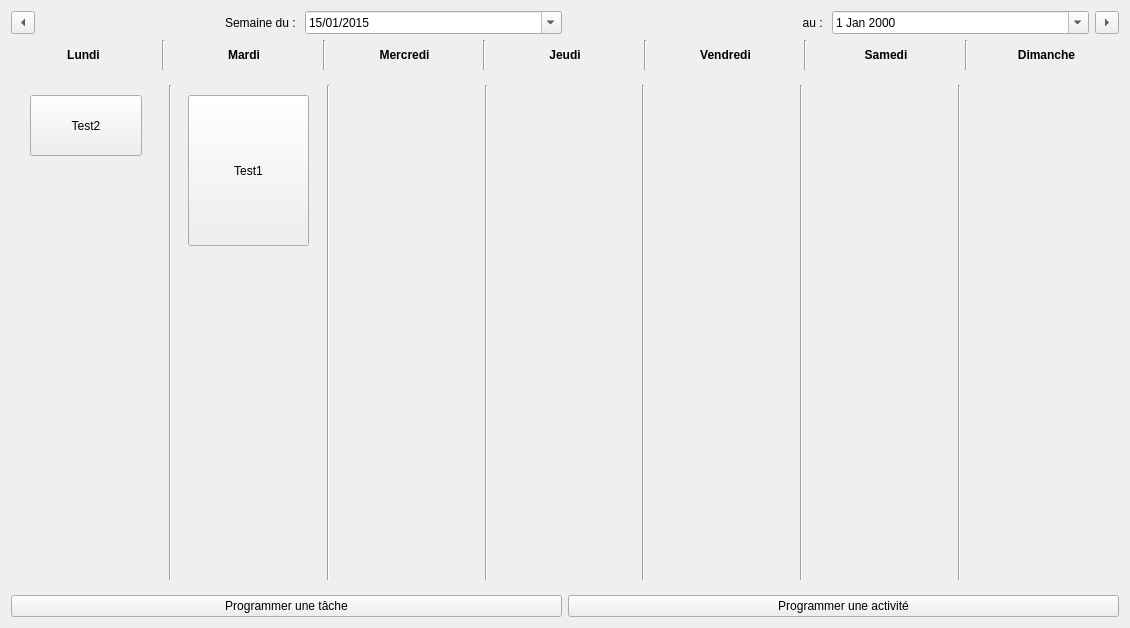
First picture: the form in Code source/ProjectCalendar/weekcalendar.ui, repository SteveLagache/LO21-ProjectCalendarV2, before the edit.
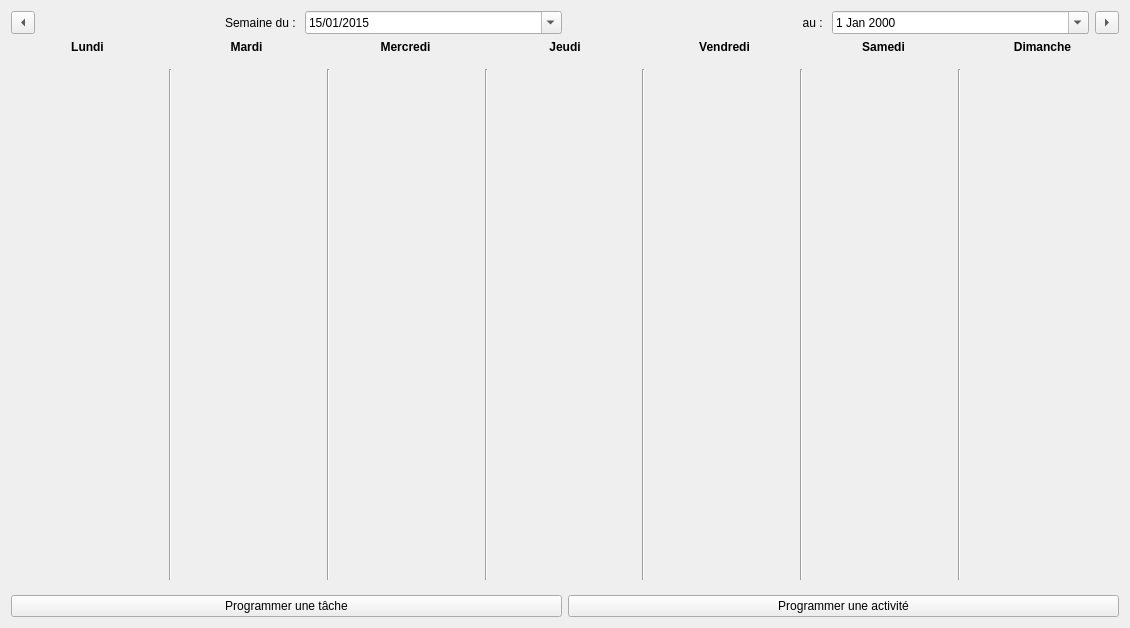
Second picture: the form after the edit.

Commit message: affichage Semaine

The edit to the form file:
```diff
--- a/Code source/ProjectCalendar/weekcalendar.ui
+++ b/Code source/ProjectCalendar/weekcalendar.ui
@@ -19,7 +19,7 @@
   <property name="windowTitle">
    <string>Form</string>
   </property>
-  <layout class="QVBoxLayout" name="verticalLayout_3">
+  <layout class="QVBoxLayout" name="verticalLayout_6">
    <item>
     <layout class="QVBoxLayout" name="MainBox">
      <item>
@@ -99,8 +99,10 @@
          </item>
         </layout>
        </item>
+      </layout>
+     </item>
        <item>
-        <layout class="QHBoxLayout" name="gestionSemaine">
+      <layout class="QHBoxLayout" name="horizontalLayout">
          <item>
           <widget class="QLabel" name="label_lundi">
            <property name="maximumSize">
@@ -113,8 +115,13 @@
             <font>
              <weight>75</weight>
              <bold>true</bold>
-            </font>
-           </property>
+           <stylestrategy>PreferDefault</stylestrategy>
+           <kerning>true</kerning>
+          </font>
+         </property>
+         <property name="layoutDirection">
+          <enum>Qt::LeftToRight</enum>
+         </property>
            <property name="frameShape">
             <enum>QFrame::NoFrame</enum>
            </property>
@@ -129,13 +136,6 @@
            </property>
           </widget>
          </item>
-         <item>
-          <widget class="Line" name="line_8">
-           <property name="orientation">
-            <enum>Qt::Vertical</enum>
-           </property>
-          </widget>
-         </item>
          <item>
           <widget class="QLabel" name="label_mardi">
            <property name="maximumSize">
@@ -148,8 +148,13 @@
             <font>
              <weight>75</weight>
              <bold>true</bold>
-            </font>
-           </property>
+           <stylestrategy>PreferDefault</stylestrategy>
+           <kerning>true</kerning>
+          </font>
+         </property>
+         <property name="layoutDirection">
+          <enum>Qt::LeftToRight</enum>
+         </property>
            <property name="frameShape">
             <enum>QFrame::NoFrame</enum>
            </property>
@@ -164,13 +169,6 @@
            </property>
           </widget>
          </item>
-         <item>
-          <widget class="Line" name="line_9">
-           <property name="orientation">
-            <enum>Qt::Vertical</enum>
-           </property>
-          </widget>
-         </item>
          <item>
           <widget class="QLabel" name="label_mercredi">
            <property name="maximumSize">
@@ -183,8 +181,13 @@
             <font>
              <weight>75</weight>
              <bold>true</bold>
-            </font>
-           </property>
+           <stylestrategy>PreferDefault</stylestrategy>
+           <kerning>true</kerning>
+          </font>
+         </property>
+         <property name="layoutDirection">
+          <enum>Qt::LeftToRight</enum>
+         </property>
            <property name="frameShape">
             <enum>QFrame::NoFrame</enum>
            </property>
@@ -199,13 +202,6 @@
            </property>
           </widget>
          </item>
-         <item>
-          <widget class="Line" name="line_10">
-           <property name="orientation">
-            <enum>Qt::Vertical</enum>
-           </property>
-          </widget>
-         </item>
          <item>
           <widget class="QLabel" name="label_jeudi">
            <property name="maximumSize">
@@ -218,8 +214,13 @@
             <font>
              <weight>75</weight>
              <bold>true</bold>
-            </font>
-           </property>
+           <stylestrategy>PreferDefault</stylestrategy>
+           <kerning>true</kerning>
+          </font>
+         </property>
+         <property name="layoutDirection">
+          <enum>Qt::LeftToRight</enum>
+         </property>
            <property name="frameShape">
             <enum>QFrame::NoFrame</enum>
            </property>
@@ -234,15 +235,14 @@
            </property>
           </widget>
          </item>
-         <item>
-          <widget class="Line" name="line_11">
-           <property name="orientation">
-            <enum>Qt::Vertical</enum>
-           </property>
-          </widget>
-         </item>
          <item>
           <widget class="QLabel" name="label_vendredi">
+         <property name="sizePolicy">
+          <sizepolicy hsizetype="Preferred" vsizetype="Minimum">
+           <horstretch>0</horstretch>
+           <verstretch>0</verstretch>
+          </sizepolicy>
+         </property>
            <property name="maximumSize">
             <size>
              <width>16777215</width>
@@ -253,8 +253,13 @@
             <font>
              <weight>75</weight>
              <bold>true</bold>
-            </font>
-           </property>
+           <stylestrategy>PreferDefault</stylestrategy>
+           <kerning>true</kerning>
+          </font>
+         </property>
+         <property name="layoutDirection">
+          <enum>Qt::LeftToRight</enum>
+         </property>
            <property name="frameShape">
             <enum>QFrame::NoFrame</enum>
            </property>
@@ -269,13 +274,6 @@
            </property>
           </widget>
          </item>
-         <item>
-          <widget class="Line" name="line_7">
-           <property name="orientation">
-            <enum>Qt::Vertical</enum>
-           </property>
-          </widget>
-         </item>
          <item>
           <widget class="QLabel" name="label_samedi">
            <property name="maximumSize">
@@ -288,8 +286,13 @@
             <font>
              <weight>75</weight>
              <bold>true</bold>
-            </font>
-           </property>
+           <stylestrategy>PreferDefault</stylestrategy>
+           <kerning>true</kerning>
+          </font>
+         </property>
+         <property name="layoutDirection">
+          <enum>Qt::LeftToRight</enum>
+         </property>
            <property name="frameShape">
             <enum>QFrame::NoFrame</enum>
            </property>
@@ -304,13 +307,6 @@
            </property>
           </widget>
          </item>
-         <item>
-          <widget class="Line" name="line_12">
-           <property name="orientation">
-            <enum>Qt::Vertical</enum>
-           </property>
-          </widget>
-         </item>
          <item>
           <widget class="QLabel" name="label_dimanche">
            <property name="maximumSize">
@@ -323,11 +319,25 @@
             <font>
              <weight>75</weight>
              <bold>true</bold>
-            </font>
-           </property>
+           <stylestrategy>PreferDefault</stylestrategy>
+           <kerning>true</kerning>
+          </font>
+         </property>
+         <property name="layoutDirection">
+          <enum>Qt::LeftToRight</enum>
+         </property>
+         <property name="inputMethodHints">
+          <set>Qt::ImhUrlCharactersOnly</set>
+         </property>
            <property name="frameShape">
             <enum>QFrame::NoFrame</enum>
            </property>
+         <property name="frameShadow">
+          <enum>QFrame::Plain</enum>
+         </property>
+         <property name="lineWidth">
+          <number>8</number>
+         </property>
            <property name="text">
             <string>Dimanche</string>
            </property>
@@ -341,8 +351,6 @@
          </item>
         </layout>
        </item>
-      </layout>
-     </item>
      <item>
       <layout class="QHBoxLayout" name="vueCalendrier1">
        <item>
@@ -355,32 +363,18 @@
          </property>
          <layout class="QHBoxLayout" name="horizontalLayout_2">
           <item>
-           <widget class="QWidget" name="lundi" native="true">
-            <property name="minimumSize">
-             <size>
-              <width>40</width>
-              <height>0</height>
-             </size>
-            </property>
-            <widget class="QPushButton" name="pushButton">
-             <property name="geometry">
-              <rect>
-               <x>10</x>
-               <y>10</y>
-               <width>112</width>
-               <height>61</height>
-              </rect>
-             </property>
-             <property name="minimumSize">
-              <size>
-               <width>40</width>
-               <height>0</height>
-              </size>
-             </property>
-             <property name="text">
-              <string>Test2</string>
-             </property>
-            </widget>
+           <widget class="QWidget" name="widget" native="true">
+            <layout class="QVBoxLayout" name="verticalLayout_7">
+             <item>
+              <layout class="QVBoxLayout" name="lundi">
+               <property name="sizeConstraint">
+                <enum>QLayout::SetDefaultConstraint</enum>
+               </property>
+              </layout>
+             </item>
+            </layout>
+            <zorder>verticalLayoutWidget_7</zorder>
+            <zorder>verticalLayoutWidget_7</zorder>
            </widget>
           </item>
           <item>
@@ -391,83 +385,12 @@
            </widget>
           </item>
           <item>
-           <widget class="QWidget" name="mardi" native="true">
-            <property name="minimumSize">
-             <size>
-              <width>40</width>
-              <height>0</height>
-             </size>
-            </property>
-            <widget class="QPushButton" name="pushButton_2">
-             <property name="geometry">
-              <rect>
-               <x>10</x>
-               <y>10</y>
-               <width>121</width>
-               <height>151</height>
-              </rect>
-             </property>
-             <property name="minimumSize">
-              <size>
-               <width>40</width>
-               <height>0</height>
-              </size>
-             </property>
-             <property name="text">
-              <string>Test1</string>
-             </property>
-            </widget>
-           </widget>
-          </item>
+           <widget class="QWidget" name="widget_7" native="true">
+            <layout class="QVBoxLayout" name="verticalLayout_8">
           <item>
-           <widget class="Line" name="line_2">
-            <property name="orientation">
-             <enum>Qt::Vertical</enum>
-            </property>
-           </widget>
-          </item>
-          <item>
-           <widget class="QWidget" name="mercredi" native="true">
-            <property name="minimumSize">
-             <size>
-              <width>40</width>
-              <height>0</height>
-             </size>
-            </property>
-           </widget>
-          </item>
-          <item>
-           <widget class="Line" name="line_3">
-            <property name="orientation">
-             <enum>Qt::Vertical</enum>
-            </property>
-           </widget>
-          </item>
-          <item>
-           <widget class="QWidget" name="jeudi" native="true">
-            <property name="minimumSize">
-             <size>
-              <width>50</width>
-              <height>0</height>
-             </size>
-            </property>
-           </widget>
-          </item>
-          <item>
-           <widget class="Line" name="line_4">
-            <property name="orientation">
-             <enum>Qt::Vertical</enum>
-            </property>
-           </widget>
-          </item>
-          <item>
-           <widget class="QWidget" name="vendredi" native="true">
-            <property name="minimumSize">
-             <size>
-              <width>40</width>
-              <height>0</height>
-             </size>
-            </property>
+              <layout class="QVBoxLayout" name="mardi"/>
+             </item>
+            </layout>
            </widget>
           </item>
           <item>
@@ -478,15 +401,40 @@
            </widget>
           </item>
           <item>
-           <widget class="QWidget" name="samedi" native="true">
-            <property name="minimumSize">
-             <size>
-              <width>40</width>
-              <height>0</height>
-             </size>
+           <widget class="QWidget" name="widget_2" native="true">
+            <layout class="QVBoxLayout" name="verticalLayout_5">
+             <item>
+              <layout class="QVBoxLayout" name="mercredi"/>
+             </item>
+            </layout>
+            <zorder>verticalLayoutWidget_6</zorder>
+            <zorder>verticalLayoutWidget_5</zorder>
+           </widget>
+          </item>
+          <item>
+           <widget class="Line" name="line_4">
+            <property name="orientation">
+             <enum>Qt::Vertical</enum>
             </property>
            </widget>
           </item>
+          <item>
+           <widget class="QWidget" name="widget_3" native="true">
+            <property name="sizePolicy">
+             <sizepolicy hsizetype="Preferred" vsizetype="MinimumExpanding">
+              <horstretch>0</horstretch>
+              <verstretch>0</verstretch>
+             </sizepolicy>
+            </property>
+            <layout class="QVBoxLayout" name="verticalLayout">
+             <item>
+              <layout class="QVBoxLayout" name="jeudi"/>
+             </item>
+            </layout>
+            <zorder>verticalLayoutWidget_5</zorder>
+            <zorder>verticalLayoutWidget_4</zorder>
+           </widget>
+          </item>
           <item>
            <widget class="Line" name="line_6">
             <property name="orientation">
@@ -495,13 +443,54 @@
            </widget>
           </item>
           <item>
-           <widget class="QWidget" name="dimanche" native="true">
-            <property name="minimumSize">
-             <size>
-              <width>40</width>
-              <height>0</height>
-             </size>
-            </property>
+           <widget class="QWidget" name="widget_4" native="true">
+            <layout class="QVBoxLayout" name="verticalLayout_4">
+             <item>
+              <layout class="QVBoxLayout" name="vendredi">
+               <property name="bottomMargin">
+                <number>8</number>
+               </property>
+              </layout>
+             </item>
+            </layout>
+            <zorder>verticalLayoutWidget_4</zorder>
+            <zorder>verticalLayoutWidget_3</zorder>
+           </widget>
+          </item>
+          <item>
+           <widget class="Line" name="line_2">
+            <property name="orientation">
+             <enum>Qt::Vertical</enum>
+            </property>
+           </widget>
+          </item>
+          <item>
+           <widget class="QWidget" name="widget_5" native="true">
+            <layout class="QVBoxLayout" name="verticalLayout_3">
+             <item>
+              <layout class="QVBoxLayout" name="samedi"/>
+             </item>
+            </layout>
+            <zorder>verticalLayoutWidget_3</zorder>
+            <zorder>verticalLayoutWidget_2</zorder>
+           </widget>
+          </item>
+          <item>
+           <widget class="Line" name="line_3">
+            <property name="orientation">
+             <enum>Qt::Vertical</enum>
+            </property>
+           </widget>
+          </item>
+          <item>
+           <widget class="QWidget" name="widget_6" native="true">
+            <layout class="QVBoxLayout" name="verticalLayout_2">
+             <item>
+              <layout class="QVBoxLayout" name="dimanche"/>
+             </item>
+            </layout>
+            <zorder>verticalLayoutWidget_2</zorder>
+            <zorder>verticalLayoutWidget</zorder>
            </widget>
           </item>
          </layout>
```
Lines whose indentation alone changed are shown as unchanged. The commit also changes 3 other files.
